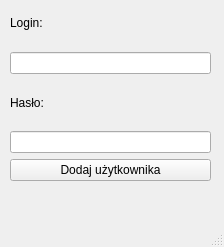
Qt form src/ui_include/addnewuserwindow.ui (bachanekkamil/ZPR) before a commit.
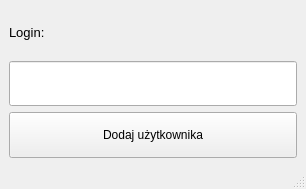
The same form after that commit.

What changed in the file:
```diff
--- a/src/ui_include/addnewuserwindow.ui
+++ b/src/ui_include/addnewuserwindow.ui
@@ -6,46 +6,45 @@
    <rect>
     <x>0</x>
     <y>0</y>
-    <width>224</width>
-    <height>247</height>
+    <width>306</width>
+    <height>189</height>
    </rect>
   </property>
   <property name="windowTitle">
    <string>MainWindow</string>
   </property>
   <widget class="QWidget" name="centralwidget">
-   <widget class="QWidget" name="">
-    <property name="geometry">
-     <rect>
-      <x>10</x>
-      <y>0</y>
-      <width>201</width>
-      <height>181</height>
-     </rect>
-    </property>
     <layout class="QVBoxLayout" name="verticalLayout">
      <item>
       <widget class="QLabel" name="labelLogin">
+      <property name="font">
+       <font>
+        <pointsize>10</pointsize>
+       </font>
+      </property>
        <property name="text">
         <string>Login:</string>
        </property>
       </widget>
      </item>
      <item>
-      <widget class="QLineEdit" name="lineEditLogin"/>
-     </item>
-     <item>
-      <widget class="QLabel" name="labelPassword">
-       <property name="text">
-        <string>Hasło:</string>
+     <widget class="QLineEdit" name="lineEditLogin">
+      <property name="sizePolicy">
+       <sizepolicy hsizetype="Expanding" vsizetype="Preferred">
+        <horstretch>0</horstretch>
+        <verstretch>0</verstretch>
+       </sizepolicy>
        </property>
       </widget>
      </item>
-     <item>
-      <widget class="QLineEdit" name="lineEditPassword"/>
-     </item>
      <item>
       <widget class="QPushButton" name="pushButtonAddNewUser">
+      <property name="sizePolicy">
+       <sizepolicy hsizetype="Minimum" vsizetype="Preferred">
+        <horstretch>0</horstretch>
+        <verstretch>0</verstretch>
+       </sizepolicy>
+      </property>
        <property name="text">
         <string>Dodaj użytkownika</string>
        </property>
@@ -53,13 +52,12 @@
      </item>
     </layout>
    </widget>
-  </widget>
   <widget class="QMenuBar" name="menubar">
    <property name="geometry">
     <rect>
      <x>0</x>
      <y>0</y>
-     <width>224</width>
+     <width>306</width>
      <height>26</height>
     </rect>
    </property>
```
Lines whose indentation alone changed are shown as unchanged.
